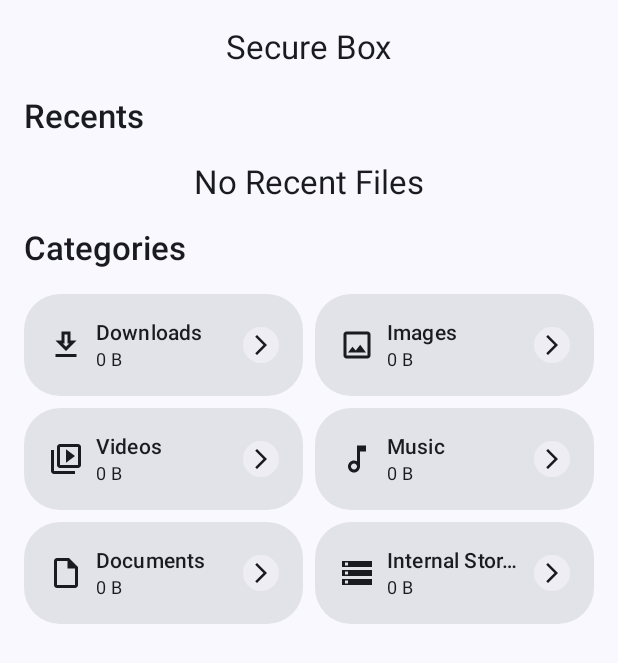
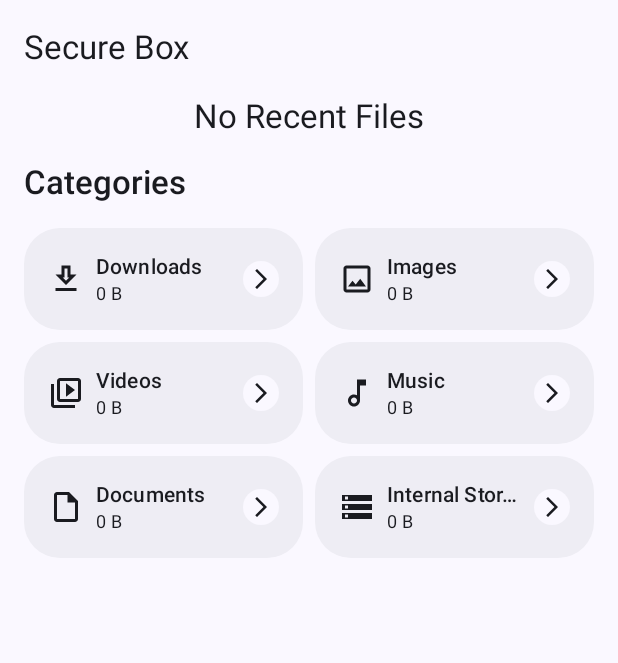
Before and after one commit to CodePandaaAI/Secure-Box, an Android app built with Jetpack Compose: the composable AppNavHost shown on its own in the app's theme, on a phone screen of 412 x 824 dp. Shown: the top 663 px of the screen. Run offline under Robolectric (Android 15) with nearby library versions, the phone set to English and light mode, and no system bars; our stand-ins replace Dagger/Hilt's generated code; libraries missing offline, so code that uses them is left out: androidx.hilt.lifecycle.

Commit message:
feat: Enhance UI with new `RecentsFileCard` and style updates
This commit introduces a new `RecentsFileCard` composable and refines the visual styling of several UI components to align with Material Design 3 guidelines.

**Key changes:**

- **New `RecentsFileCard` Composable (`FileCard.kt`):**
    - A new `RecentsFileCard` has been created to display recent files with a distinct list-item style.
    - It uses a `Surface` with a `Row` layout, displaying the file icon, name, size, and last modified date.
    - This replaces the generic `FileCard` previously used for recents.

- **UI Style Updates:**
    - **`StorageCategoryCard.kt`**: Replaced `Card` with `Surface` and updated background colors to use `surfaceContainer` and `surface` from the `MaterialTheme` for better visual hierarchy.
    - **`AppNavHost.kt`**: The top app bar's back button is now styled with a circular background (`surfaceContainer`) to improve its visual prominence and touch target.
    - **`HomeScreen.kt`**:
        - Replaced `FileCard` with the new `RecentsFileCard` for displaying recent files.
        - The "Recents" title and list are now conditionally displayed only when recent files are available, improving the UI for the empty state.

```diff
--- a/app/src/main/java/com/romit/securebox/components/StorageCategoryCard.kt
+++ b/app/src/main/java/com/romit/securebox/components/StorageCategoryCard.kt
@@ -17,6 +17,7 @@ import androidx.compose.material.icons.filled.Image
 import androidx.compose.material3.Card
 import androidx.compose.material3.Icon
 import androidx.compose.material3.MaterialTheme
+import androidx.compose.material3.Surface
 import androidx.compose.material3.Text
 import androidx.compose.runtime.Composable
 import androidx.compose.ui.Alignment
@@ -31,10 +32,11 @@ import com.romit.securebox.data.model.StorageCategory
 fun StorageCategoryCard(
     category: StorageCategory, onCategoryClick: (String) -> Unit, modifier: Modifier
 ) {
-    Card(
+    Surface(
         onClick = { onCategoryClick(category.path) },
         shape = RoundedCornerShape(24.dp),
-        modifier = modifier
+        modifier = modifier,
+        color = MaterialTheme.colorScheme.surfaceContainer
     ) {
         Row(
             modifier = Modifier
@@ -69,7 +71,7 @@ fun StorageCategoryCard(
             Box(
                 modifier = Modifier
                     .clip(CircleShape)
-                    .background(MaterialTheme.colorScheme.surfaceContainer)
+                    .background(MaterialTheme.colorScheme.surface)
                     .padding(4.dp),
                 contentAlignment = Alignment.Center
             ) {
@@ -120,8 +122,8 @@ fun StorageCategoryCardPrev(
             }
             Box(
                 modifier = Modifier
-                    .clip(CircleShape)
-                    .background(MaterialTheme.colorScheme.surfaceContainer),
+                    .clip(CircleShape).background(MaterialTheme.colorScheme.surface),
+
                 contentAlignment = Alignment.Center
             ) {
                 Icon(
--- a/app/src/main/java/com/romit/securebox/screens/HomeScreen.kt
+++ b/app/src/main/java/com/romit/securebox/screens/HomeScreen.kt
@@ -37,12 +37,17 @@ fun HomeScreen(
     val uiState by viewModel.uiState.collectAsState()
     Column(
         modifier = modifier
+            .fillMaxSize()
             .verticalScroll(rememberScrollState())
-            .padding(horizontal = 16.dp)
-            .fillMaxSize(),
-        verticalArrangement = Arrangement.Center,
+            .padding(horizontal = 16.dp),
         horizontalAlignment = Alignment.CenterHorizontally
     ) {
+        when {
+            uiState.isLoading -> {
+                CircularProgressIndicator()
+            }
+
+            uiState.recentFiles.isNotEmpty() -> {
                 Text(
                     text = "Recents",
                     style = MaterialTheme.typography.titleLarge,
@@ -51,16 +56,14 @@ fun HomeScreen(
                     textAlign = TextAlign.Start
                 )
                 Spacer(Modifier.height(16.dp))
-        if (uiState.isLoading) {
-            CircularProgressIndicator()
-        }
-        else if (uiState.recentFiles.isNotEmpty()) {
                 uiState.recentFiles.forEach { file ->
                     FileCard(file = file, onFileClick = { file -> onFileClicked(file) })
                 }
             }
-        else {
+
+            else -> {
                 Text("No Recent Files", style = MaterialTheme.typography.titleLarge)
+            }
         }
 
         Spacer(Modifier.height(16.dp))
--- a/app/src/main/java/com/romit/securebox/screens/navigation/AppNavHost.kt
+++ b/app/src/main/java/com/romit/securebox/screens/navigation/AppNavHost.kt
@@ -1,21 +1,30 @@
 package com.romit.securebox.screens.navigation
 
+import android.R.attr.navigationIcon
 import androidx.compose.animation.EnterTransition
 import androidx.compose.animation.ExitTransition
+import androidx.compose.foundation.background
+import androidx.compose.foundation.layout.Box
 import androidx.compose.foundation.layout.fillMaxSize
 import androidx.compose.foundation.layout.padding
+import androidx.compose.foundation.shape.CircleShape
 import androidx.compose.material.icons.Icons
 import androidx.compose.material.icons.automirrored.filled.ArrowBack
-import androidx.compose.material3.CenterAlignedTopAppBar
 import androidx.compose.material3.ExperimentalMaterial3Api
 import androidx.compose.material3.Icon
 import androidx.compose.material3.IconButton
+import androidx.compose.material3.MaterialTheme
 import androidx.compose.material3.Scaffold
 import androidx.compose.material3.Text
+import androidx.compose.material3.TopAppBar
+import androidx.compose.material3.TopAppBarDefaults
 import androidx.compose.runtime.Composable
 import androidx.compose.runtime.getValue
+import androidx.compose.ui.Alignment
 import androidx.compose.ui.Modifier
+import androidx.compose.ui.draw.clip
 import androidx.compose.ui.platform.LocalContext
+import androidx.compose.ui.unit.dp
 import androidx.hilt.lifecycle.viewmodel.compose.hiltViewModel
 import androidx.navigation.NavDestination.Companion.hasRoute
 import androidx.navigation.NavHostController
@@ -105,15 +114,23 @@ fun AppTopBar(
     isHomeScreen: Boolean,
     onBackClick: () -> Unit
 ) {
-    CenterAlignedTopAppBar(
+    TopAppBar(
         title = { Text("Secure Box") },
         navigationIcon = {
             if (!isHomeScreen) {
-                IconButton(onClick = onBackClick) {
-                    Icon(
-                        imageVector = Icons.AutoMirrored.Filled.ArrowBack,
-                        contentDescription = "Go back"
-                    )
+                Box(
+                    modifier = Modifier
+                        .padding(start = 16.dp, end = 16.dp) // Apply padding here
+                        .clip(CircleShape)
+                        .background(MaterialTheme.colorScheme.surfaceContainer),
+                    contentAlignment = Alignment.Center
+                ) {
+                    IconButton(onClick = onBackClick) {
+                        Icon(
+                            imageVector = Icons.AutoMirrored.Filled.ArrowBack,
+                            contentDescription = "Go back"
+                        )
+                    }
                 }
             }
         }
```
Also changed, not shown: app/src/main/java/com/romit/securebox/components/FileCard.kt (+50 -0 lines). Lines whose indentation alone changed are shown as unchanged.
